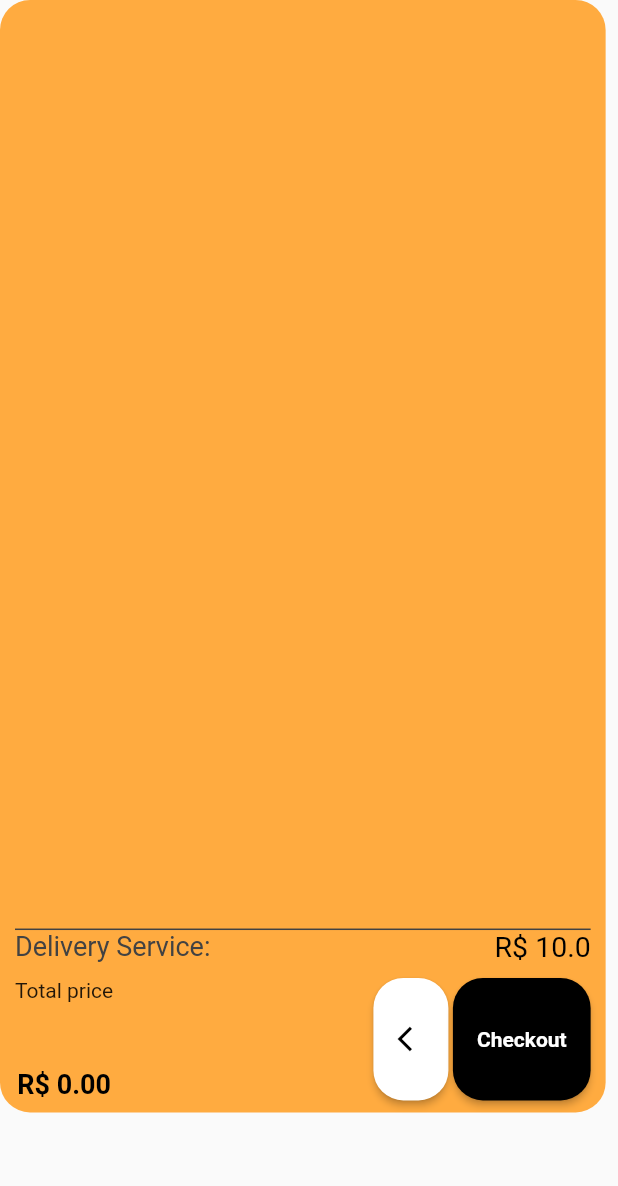
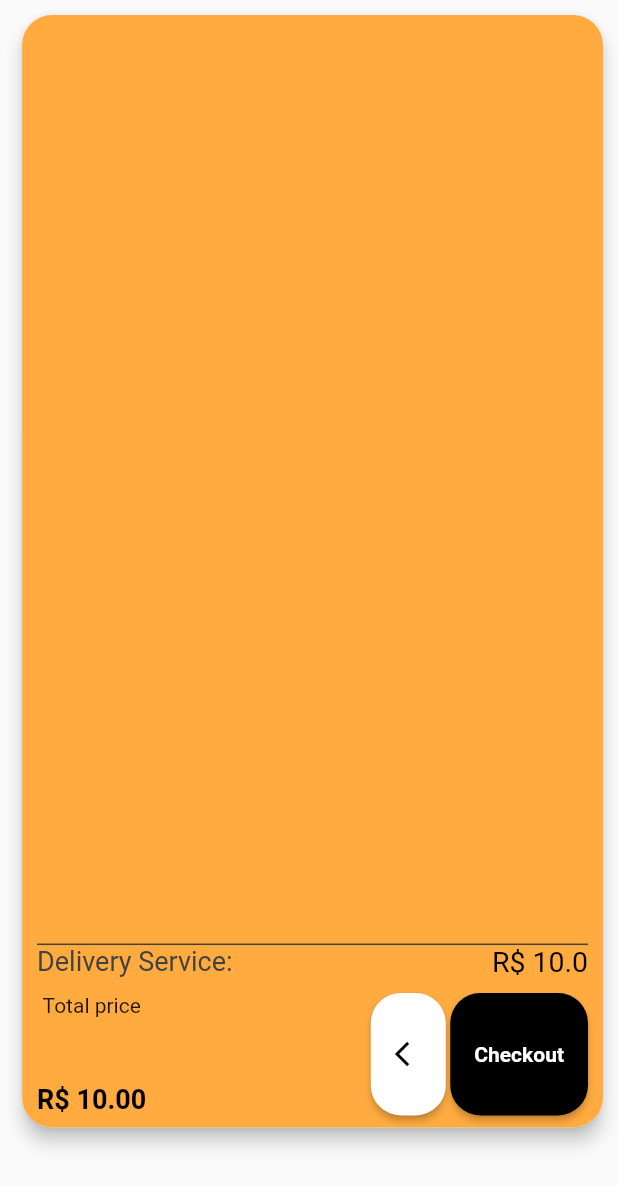
Before and after one commit to NatanRib/food_deliver, a Flutter app: the screen it shows after launch, after a tap on the "shopping cart" icon, on a phone screen of 412 x 824 dp. Shown: the top 1186 px of the screen. Run offline on Flutter 3.47's test engine with Material 2 defaults, Android fonts, the phone set to English and light mode, and no system bars; our stand-ins replace get; Roboto replaces fonts that are missing (Georgia).

Commit message:
ajustes, widget carrinho e animacao do carrinho

```diff
--- a/lib/app/controller/cart_controller.dart
+++ b/lib/app/controller/cart_controller.dart
@@ -12,6 +12,17 @@ class CartController extends GetxController {
   final _cart = Cart().obs;
   set cart(value) => this._cart.value = value;
   get cart => this._cart.value;
+
+
+  final _cartEnd = false.obs;
+  final _cartStart = false.obs;
+  final _cartFinal = false.obs;
+  set cartEnd(value) => this._cartEnd.value = value;
+  get cartEnd => this._cartEnd.value;
+  set cartStart(value) => this._cartStart.value = value;
+  get cartStart => this._cartStart.value;
+  set cartFinal(value) => this._cartFinal.value = value;
+  get cartFinal => this._cartFinal.value;
 
   onInit(){
     getCart();
@@ -35,7 +46,7 @@ class CartController extends GetxController {
   }
 
   totalOrder(){
-    double total = 0.0;
+    double total = 10.0;
 
     for (var item in cart.items){
       total += item.price;
--- a/lib/app/data/model/item.dart
+++ b/lib/app/data/model/item.dart
@@ -10,4 +10,7 @@ class Item{
   //img
 
   Item(this.name, this.description, this.price, this.category, this.urlImage);
+  Item.none();
+
+
 }
--- a/lib/app/routes/app_pages.dart
+++ b/lib/app/routes/app_pages.dart
@@ -1,5 +1,3 @@
-import 'package:food_delivery/app/ui/android/details/widgets/details_widgets.dart';
-import 'package:food_delivery/app/ui/android/shopping_cart/shopping_cart_page.dart';
 import 'package:get/get.dart';
 import 'package:food_delivery/app/ui/android/home/home_page.dart';
 import 'package:food_delivery/app/ui/android/details/details_page.dart';
@@ -10,6 +8,5 @@ abstract class AppPages {
   static final pages = [
     GetPage(name: Routes.INITIAL, page:()=> HomePage(),),
     GetPage(name: Routes.DETAILS, page: ()=> DetaisPage()),
-    GetPage(name: Routes.CART, page: ()=> ShoppingCartPage())
   ];
 }
--- a/lib/app/ui/android/home/home_page.dart
+++ b/lib/app/ui/android/home/home_page.dart
@@ -1,5 +1,5 @@
 import 'package:flutter/material.dart';
-import 'package:food_delivery/app/controller/details_controller.dart';
+import 'package:food_delivery/app/ui/android/shopping_cart/widgets/shopping_cart_widgets.dart';
 import 'package:get/get.dart';
 import 'package:food_delivery/app/ui/android/home/widgets/home_widgets.dart';
 import 'package:food_delivery/app/controller/cart_controller.dart';
@@ -19,6 +19,18 @@ class HomePage extends StatelessWidget {
   Widget build(BuildContext context) {
     return Scaffold(
       body: SafeArea(
+        child: Stack(
+          children: [
+            Obx(()=> Positioned(
+                top: cartController.cartFinal? 15 : 10,
+                right: cartController.cartFinal? 15 :  10,
+                child: ShoppingCartWidgets().cart()
+              )),
+            Obx(()=> AnimatedOpacity(
+              duration: Duration(milliseconds: 700),
+              opacity: cartController.cartFinal? 0: cartController.cartStart? 0 : 1,
+              child: IgnorePointer(
+                ignoring: cartController.cartStart,
                 child: Container(
                   child: ListView(
                     children: [
@@ -32,14 +44,15 @@ class HomePage extends StatelessWidget {
                           Obx(()=> Container(
                               padding: const EdgeInsets.only(top: 10, right: 10),
                               child: GestureDetector(
-                      onTap: ()=> Get.toNamed('/cart'),
+                                onTap: ()=> cartController.cartStart= !cartController.cartStart,
                                 child: homeWidgets.shoppingChart(
                                   cartController.cart
                                 ),
                               ),
                               height: Get.height * 0.13,
                               width: 100,
-                  ))
+                            ),
+                          )
                         ],
                       ),
                       Padding(//search
@@ -113,6 +126,10 @@ class HomePage extends StatelessWidget {
                     ],
                   ),
                 ),
+              ),
+            ))
+          ]
+        ),
       )
     );
   }
--- a/lib/app/ui/android/shopping_cart/shopping_cart_page.dart
+++ /dev/null
@@ -1,61 +0,0 @@
-import 'package:flutter/material.dart';
-import 'package:food_delivery/app/controller/cart_controller.dart';
-import 'package:food_delivery/app/data/repository/cart_repository.dart';
-import 'package:food_delivery/app/ui/android/shopping_cart/widgets/shopping_cart_widgets.dart';
-import 'package:get/get.dart';
-
-class ShoppingCartPage extends StatelessWidget {
-
-  final cartController = Get.put(CartController(repository: CartRepository()));
-  final shoppingCartWidgets = Get.put(ShoppingCartWidgets());
-
-  @override
-  Widget build(BuildContext context) {
-    return Scaffold(
-      body: SafeArea(
-        child: Container(
-          decoration: BoxDecoration(
-            color: Colors.orangeAccent[200],
-            borderRadius: BorderRadius.circular(20)
-          ),
-          padding: const EdgeInsets.only(left: 10.0, top: 3.0, right: 10.0, bottom: 3.0),
-          height: Get.height * 0.90,
-          width: Get.width * 0.98,
-          child: Column(
-            children: [
-              cartController.cart.items == null ?
-                Container() :
-                  Expanded(
-                    flex: 7,
-                    child: Container(
-                      // height: Get.height *0.7,
-                      // width: Get.width,
-                      child: ListView.builder(
-                        itemCount: cartController.cart.items.length,
-                        itemBuilder: (BuildContext context, int index) {
-                          return  shoppingCartWidgets.cardItem(cartController.cart.items[index]);
-                        },
-                      ),
-                    ),
-                  ),
-              Expanded(
-                flex: 0,
-                child: Padding(
-                  padding: const EdgeInsets.only(top : 10.0, bottom: 10),
-                  child: shoppingCartWidgets.deliveryService(10.00),
-                ),
-              ),
-              Expanded(
-                flex: 1,
-                child: Container(
-                  padding: const EdgeInsets.only(bottom: 5.0),
-                  child: shoppingCartWidgets.checkOut(cartController.totalOrder()),
-                ),
-              ),
-            ]
-          ),
-        ),
-      ),
-    );
-  }
-}
--- a/lib/app/ui/android/shopping_cart/widgets/shopping_cart_widgets.dart
+++ b/lib/app/ui/android/shopping_cart/widgets/shopping_cart_widgets.dart
@@ -1,10 +1,14 @@
 import 'package:flutter/material.dart';
 import 'package:food_delivery/app/data/model/item.dart';
+import 'package:food_delivery/app/data/repository/cart_repository.dart';
 import 'package:get/get.dart';
+import 'package:food_delivery/app/controller/cart_controller.dart';
 
 class ShoppingCartWidgets{
 
-  Widget cardItem(Item i){
+  final cartController = Get.put(CartController(repository: CartRepository()));
+
+  Widget cartItem(Item i){
     return Container(
       width: Get.width,
       height: 60,
@@ -35,9 +39,9 @@ class ShoppingCartWidgets{
                 crossAxisAlignment: CrossAxisAlignment.start,
                 mainAxisAlignment: MainAxisAlignment.spaceEvenly,
                 children: [
-                  Text(i.name,
+                  Text(i.name + ' - ${i.qtd}x',
                     style: TextStyle(
-                      color: Get.theme.primaryColor,
+                      color: Colors.grey[800],
                       fontWeight: FontWeight.bold
                     ),
                   ),
@@ -46,53 +50,6 @@ class ShoppingCartWidgets{
               ),
             ),
           ),
-        Positioned(
-          right: 5,
-          top: 5,
-          child: Container(
-            child: Align(
-              alignment: Alignment.centerRight,
-                child:  Row(
-                  children: [
-                    Container(
-                      width: 40,
-                      child: RaisedButton(
-                        elevation: 10,
-                        color: Colors.black,
-                        onPressed: (){},
-                        child: Text('+', style: TextStyle(fontSize: 22, color: Get.theme.primaryColor),),
-                        shape: RoundedRectangleBorder(
-                          borderRadius: BorderRadius.circular(10)
-                        ),
-                      ),
-                    ),
-                    Padding(
-                      padding: const EdgeInsets.only(left: 3.0, right: 3.0),
-                      child: Text(i.qtd.toString(),
-                        style: TextStyle(
-                          fontSize: 16,
-                          fontWeight: FontWeight.bold,
-                          color: Get.theme.primaryColor,
-                        )
-                      ),
-                    ),
-                    Container(
-                      width: 40,
-                      child: RaisedButton(
-                        elevation: 10,
-                        color: Get.theme.primaryColor,
-                        onPressed: (){},
-                        child: Text('-', style: TextStyle(fontSize: 22, color: Colors.black)),
-                        shape: RoundedRectangleBorder(
-                          borderRadius: BorderRadius.circular(10)
-                        )
-                      ),
-                    ),
-                  ],
-                ),
-              ),
-            ),
-         )
         ],
       )
     );
@@ -159,7 +116,11 @@ class ShoppingCartWidgets{
                     borderRadius: BorderRadius.circular(20)
                   ),
                   color: Colors.white,
-                  onPressed: ()=> Get.back(),
+                  onPressed: (){
+                    cartController.cartEnd = false;
+                    cartController.cartStart=!cartController.cartStart;
+                    cartController.cartFinal= true;
+                  },
                   child: Center(
                     child: Icon(
                       Icons.arrow_back_ios,
@@ -191,4 +152,62 @@ class ShoppingCartWidgets{
       ],
     );
   }
+
+  Widget cart(){
+    return Obx(()=> Material(
+      shape: RoundedRectangleBorder(
+        borderRadius: BorderRadius.circular(20)
+      ),
+      elevation: 5,
+      child: AnimatedContainer(
+        curve: Curves.easeInCubic,
+        onEnd: (){
+          cartController.cartFinal ? cartController.cartEnd=false : cartController.cartEnd=true;
+          cartController.cartFinal = false;
+        },
+        duration: Duration(milliseconds: 700),
+        decoration: BoxDecoration(
+          color: cartController.cartStart ? Colors.orangeAccent[200] : Get.theme.accentColor,
+          borderRadius: BorderRadius.circular(20)
+        ),
+        padding: const EdgeInsets.only(left: 10.0, top: 3.0, right: 10.0, bottom: 3.0),
+        height: cartController.cartStart ? Get.height * 0.90 : 0,
+        width: cartController.cartStart ? Get.width * 0.94 : 0,
+        child: cartController.cartEnd ? Column(
+          children: [
+            cartController.cart.items == null ?
+              Container() :
+                Expanded(
+                  flex: 7,
+                  child: Container(
+                    // height: Get.height *0.7,
+                    // width: Get.width,
+                    child: ListView.builder(
+                      itemCount: cartController.cart.items.length,
+                      itemBuilder: (BuildContext context, int index) {
+                        return  cartItem(cartController.cart.items[index]);
+                      },
+                    ),
+                  ),
+                ),
+            Expanded(
+              flex: 0,
+              child: Padding(
+                padding: const EdgeInsets.only(top : 10.0, bottom: 10),
+                child: deliveryService(10.00),
+              ),
+            ),
+            Expanded(
+              flex: 1,
+              child: Container(
+                padding: const EdgeInsets.only(bottom: 5.0),
+                child: checkOut(cartController.totalOrder()),
+              ),
+            ),
+          ]
+        ) : Container(),
+      ),
+    ));
+  }
+
 }
```
Also changed, not shown: lib/app/ui/android/details/details_page.dart (+23 -4 lines), lib/app/ui/android/details/widgets/details_widgets.dart (+53 -3 lines), 2 other files. Lines whose indentation alone changed are shown as unchanged.
